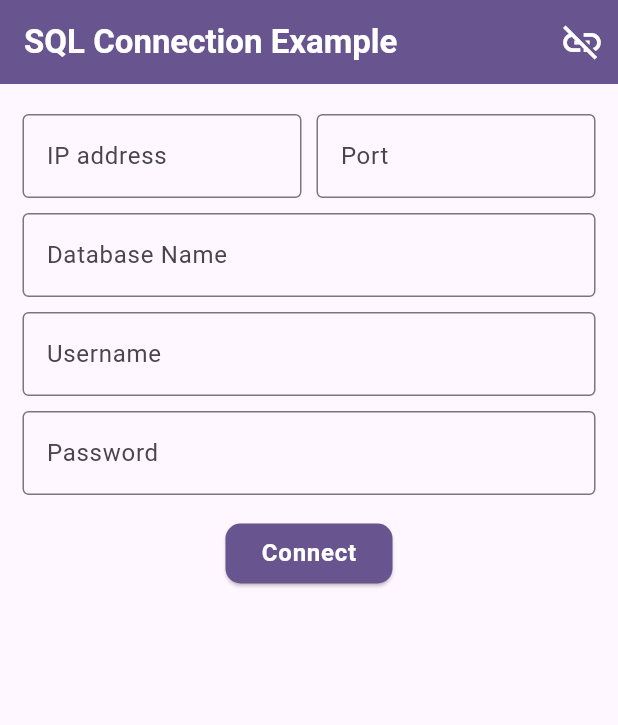
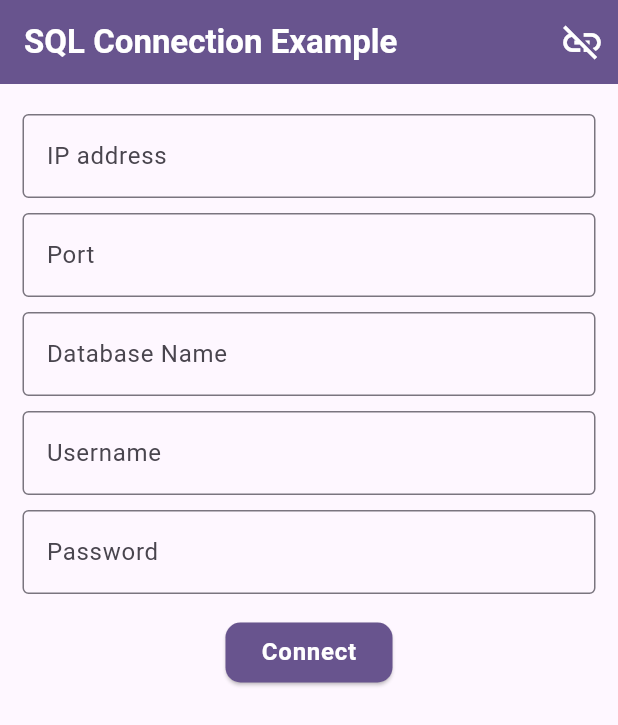
Before and after one commit to bijithpn/sql_connection_package, a Flutter app: the screen it shows after launch, on a phone screen of 412 x 824 dp. Shown: the top 725 px of the screen. Run offline on Flutter 3.47's test engine with Material 3 defaults, Android fonts, the phone set to English and light mode, and no system bars; our stand-ins replace plugin_platform_interface; missing offline and left inert: flutter_json_view.

```diff
--- a/example/lib/main.dart
+++ b/example/lib/main.dart
@@ -99,7 +99,7 @@ class _HomPageState extends State<HomPage> {
           return;
         }
         showProgress();
-        result = await sqlConnection.getData(readQuery);
+        result = await sqlConnection.queryDatabase(readQuery);
         hideProgress();
       } else {
         if (writeQuery.isEmpty) {
@@ -107,7 +107,7 @@ class _HomPageState extends State<HomPage> {
           return;
         }
         showProgress();
-        result = await sqlConnection.writeData(writeQuery);
+        result = await sqlConnection.updateData(writeQuery);
         hideProgress();
       }
       setState(() {});
@@ -175,9 +175,7 @@ class _HomPageState extends State<HomPage> {
                 padding:
                     const EdgeInsets.symmetric(horizontal: 15, vertical: 20),
                 child: Column(children: [
-                  Row(children: [
-                    Flexible(
-                        child: CustomTextField(
+                  CustomTextField(
                       title: "IP address",
                       onchanged: (p0) => ip = p0,
                       inputFormatters: [
@@ -185,18 +183,16 @@ class _HomPageState extends State<HomPage> {
                           RegExp(r'[\d\.]'),
                         ),
                       ],
-                            keyboardType: TextInputType.number)),
-                    const SizedBox(width: 10),
-                    Flexible(
-                        child: CustomTextField(
+                      keyboardType: TextInputType.number),
+                  const SizedBox(height: 10),
+                  CustomTextField(
                       title: "Port",
                       inputFormatters: [
                         FilteringTextInputFormatter.digitsOnly,
                         LengthLimitingTextInputFormatter(4)
                       ],
                       onchanged: (p0) => port = p0,
-                            keyboardType: TextInputType.number))
-                  ]),
+                      keyboardType: TextInputType.number),
                   const SizedBox(height: 10),
                   CustomTextField(
                     title: "Database Name",
@@ -297,6 +293,7 @@ class _HomPageState extends State<HomPage> {
                     style: Theme.of(context).textTheme.titleLarge,
                   ),
                   const SizedBox(height: 10),
+                  if (result.isNotEmpty)
                     Expanded(
                       child: SingleChildScrollView(
                         padding: const EdgeInsets.symmetric(horizontal: 20),
--- a/lib/sql_connection_platform_interface.dart
+++ b/lib/sql_connection_platform_interface.dart
@@ -37,10 +37,10 @@ abstract class SqlConnectionPlatform extends PlatformInterface {
   });
 
   /// Retrieves data from the database using the specified SQL query.
-  Future<String> getData(String query);
+  Future<String> queryDatabase(String query);
 
   /// Writes data to the database using the specified SQL query.
-  Future<String> writeData(String query);
+  Future<String> updateData(String query);
 
   /// Disconnects from the MS SQL Server database.
   Future<bool> disconnect();
```
Also changed, not shown: lib/sql_connection.dart (+4 -4 lines), lib/sql_connection_method_channel.dart (+5 -5 lines), 5 other files. Lines whose indentation alone changed are shown as unchanged.
